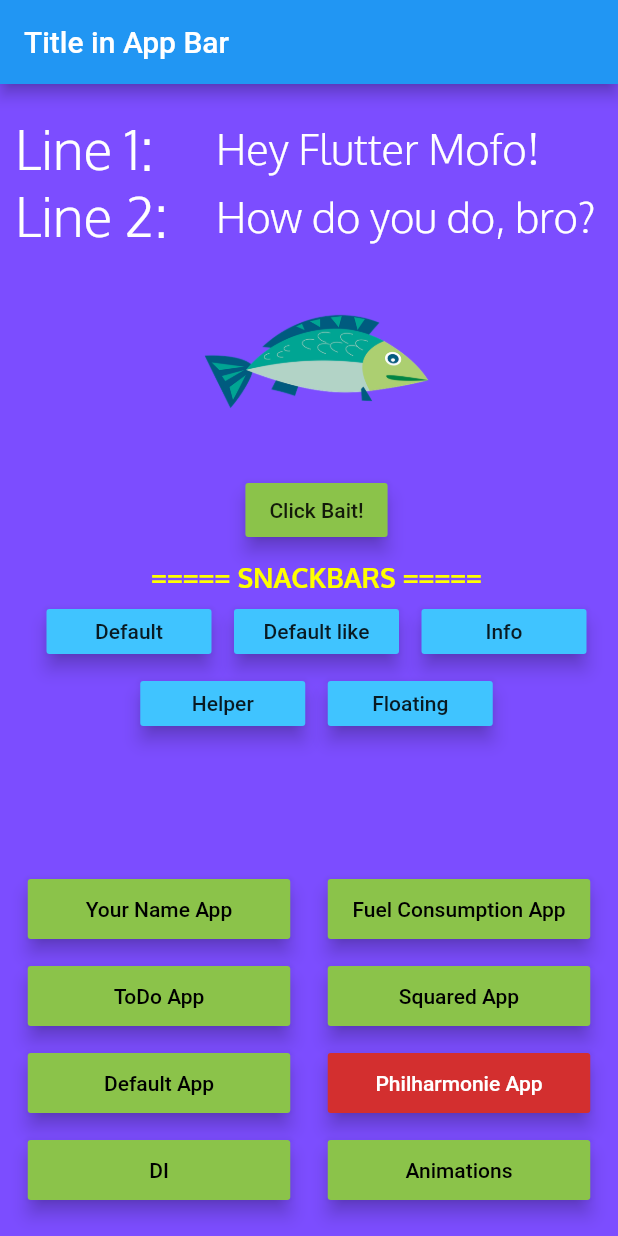
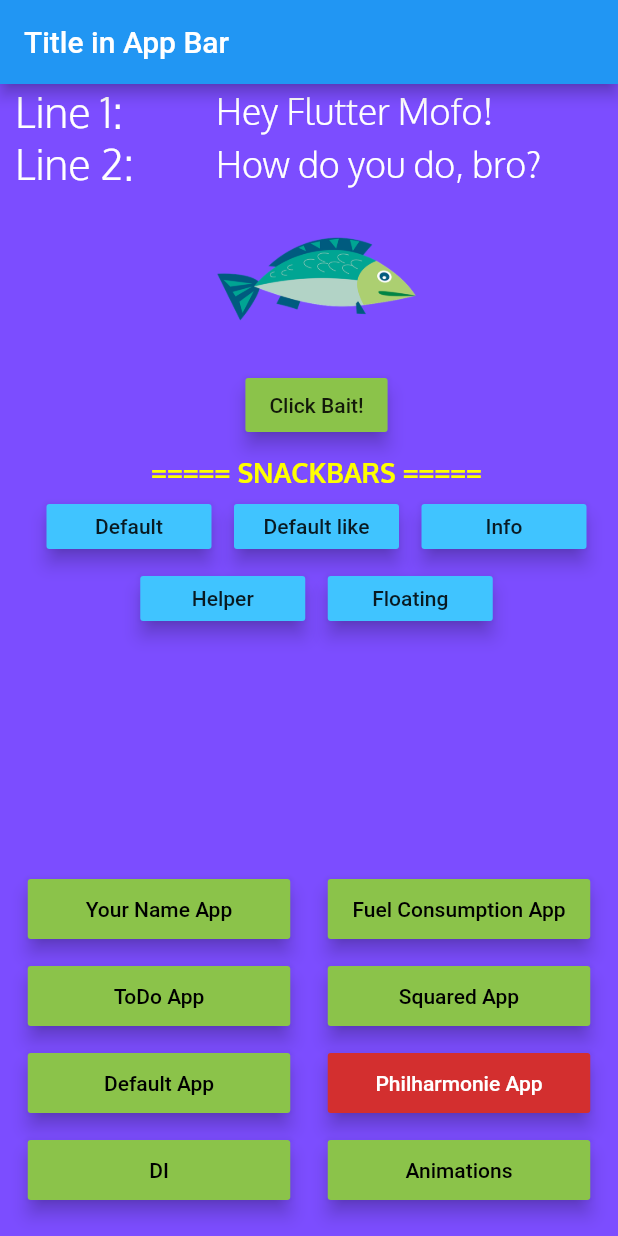
Before and after one commit to stephantasy/FlutterPlay, a Flutter app: the screen it shows after launch, on a phone screen of 412 x 824 dp. Run offline on Flutter 3.47's test engine with Material 2 defaults, Android fonts, the phone set to English and light mode, and no system bars; our stand-ins replace carousel_slider, dio, flushbar, flutter_html, gradient_widgets, material_design_icons_flutter and 1 more; accounts and stored records are empty.

Commit message:
Rearrange Home Page

```diff
--- a/lib/screens/home.dart
+++ b/lib/screens/home.dart
@@ -20,7 +20,7 @@ class Home extends StatelessWidget {
         child: Stack(
           children: <Widget>[
             Container(
-              padding: EdgeInsets.only(top: 20.0, left: 10.0),
+              padding: EdgeInsets.only(top: 0.0, left: 10.0),
               child: Column(
                 children: <Widget>[
                   theRow1(),
@@ -120,7 +120,7 @@ class Home extends StatelessWidget {
       hdyd,
       textDirection: TextDirection.ltr,
       style: TextStyle(
-        fontSize: 28.0,
+        fontSize: 24.0,
         color: Colors.white,
         decoration: TextDecoration.none,
         fontFamily: 'Oxygen',
@@ -135,7 +135,7 @@ class Home extends StatelessWidget {
       hello,
       textDirection: TextDirection.ltr,
       style: TextStyle(
-        fontSize: 36.0,
+        fontSize: 28.0,
         color: Colors.white,
         decoration: TextDecoration.none,
         fontFamily: 'Oxygen',
@@ -150,7 +150,7 @@ class Home extends StatelessWidget {
       hello,
       textDirection: TextDirection.ltr,
       style: TextStyle(
-        fontSize: 36.0,
+        fontSize: 28.0,
         color: Colors.white,
         decoration: TextDecoration.none,
         fontFamily: 'Oxygen',
@@ -165,7 +165,7 @@ class Home extends StatelessWidget {
       hello,
       textDirection: TextDirection.ltr,
       style: TextStyle(
-        fontSize: 28.0,
+        fontSize: 24.0,
         color: Colors.white,
         decoration: TextDecoration.none,
         fontFamily: 'Oxygen',
@@ -364,7 +364,7 @@ class FishImageWidget extends StatelessWidget {
     Image image = Image(
       image: fish,
       width: 200.0,
-      height: 150.0,
+      height: 120.0,
     );
     return Container(
       child: image,
--- a/pubspec.yaml
+++ b/pubspec.yaml
@@ -11,7 +11,7 @@ description: A new Flutter project.
 # In iOS, build-name is used as CFBundleShortVersionString while build-number used as CFBundleVersion.
 # Read more about iOS versioning at
 # https://developer.apple.com/library/archive/documentation/General/Reference/InfoPlistKeyReference/Articles/CoreFoundationKeys.html
-version: 1.1.0+1
+version: 1.1.1+11
 
 environment:
   sdk: ">=2.1.0 <3.0.0"
```
